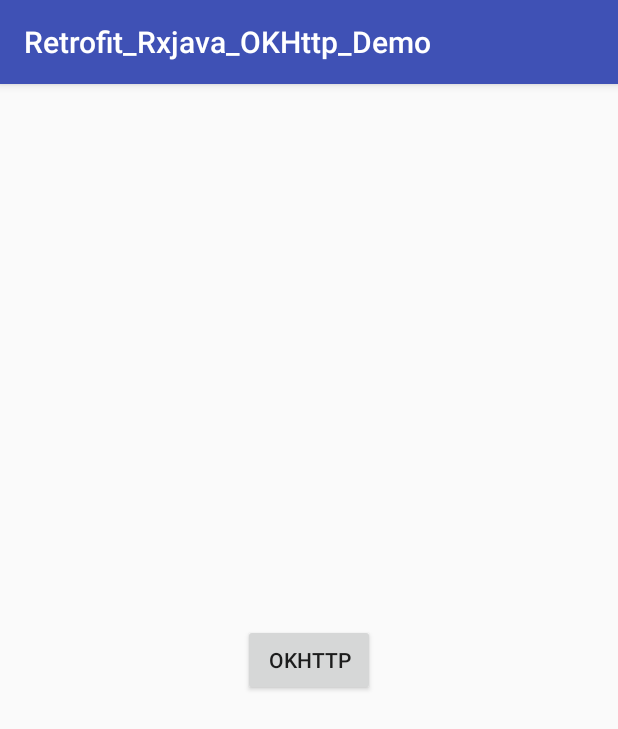
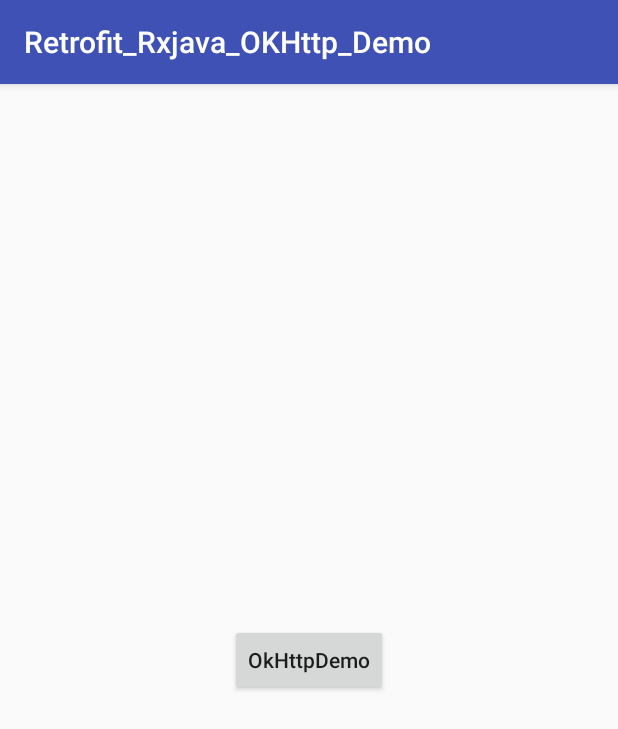
Before and after one commit to jara0705/Retrofit_Rxjava_OKHttp_Demo, an Android app: the screen it shows after launch (MainActivity), on a phone screen of 412 x 824 dp. Shown: the top 729 px of the screen. Run offline under Robolectric (Android 15) with nearby library versions, the phone set to English and light mode, and no system bars.

Commit message:
接入Glide作为之后的图片加载库

```diff
--- a/app/build.gradle
+++ b/app/build.gradle
@@ -29,5 +29,6 @@ dependencies {
 
     compile 'com.squareup.okhttp3:okhttp:3.4.1'
     compile 'com.squareup.okio:okio:1.10.0'
+    compile 'com.github.bumptech.glide:glide:3.7.0'
     testCompile 'junit:junit:4.12'
 }
--- a/app/src/main/java/com/jara/retrofit_rxjava_okhttp_demo/MainActivity.java
+++ b/app/src/main/java/com/jara/retrofit_rxjava_okhttp_demo/MainActivity.java
@@ -20,16 +20,12 @@ import okhttp3.Response;
 
 public class MainActivity extends AppCompatActivity {
 
-    private ImageView imageView;
     private Button button;
 
-    private static final String IMAGE_URL =
-            "https://timgsa.baidu.com/timg?image&quality=80&size=b9999_10000&sec=1493702692204&di=369d437aa1f4cf303ccc7c9c6a25ef03&imgtype=0&src=http%3A%2F%2Fimg4.duitang.com%2Fuploads%2Fitem%2F201602%2F10%2F20160210215552_eUz32.thumb.700_0.jpeg";
     @Override
     protected void onCreate(Bundle savedInstanceState) {
         super.onCreate(savedInstanceState);
         setContentView(R.layout.activity_main);
-        imageView = (ImageView) findViewById(R.id.image_get);
         button = (Button) findViewById(R.id.button);
 
         button.setOnClickListener(new View.OnClickListener() {
--- a/app/src/main/res/layout/activity_main.xml
+++ b/app/src/main/res/layout/activity_main.xml
@@ -12,7 +12,8 @@
             android:id="@+id/button"
             android:layout_width="wrap_content"
             android:layout_height="wrap_content"
-            android:text="OkHttp"/>
+            android:text="OkHttpDemo"
+            android:textAllCaps="false"/>
     <!--<Button-->
     <!--android:id="@+id/button1"-->
     <!--android:layout_width="wrap_content"-->
```
Also changed, not shown: app/src/main/java/com/jara/retrofit_rxjava_okhttp_demo/OkHttpActivity.java (+9 -2 lines). Lines whose indentation alone changed are shown as unchanged.
